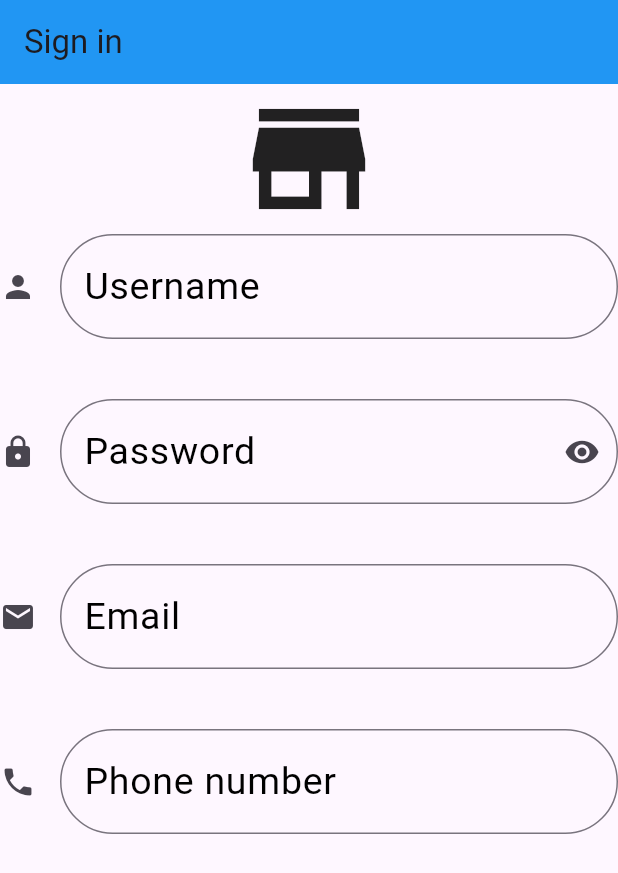
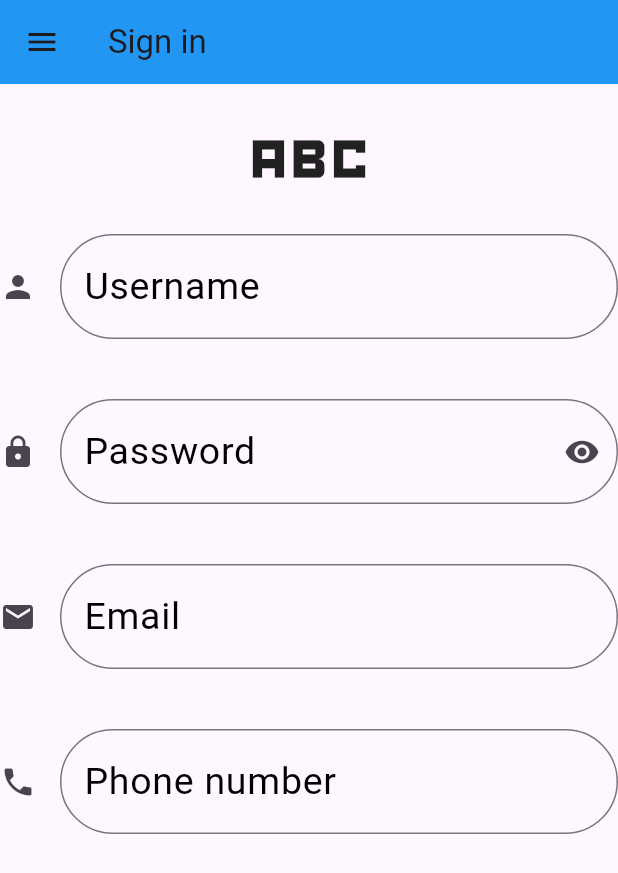
Before and after one commit to MohamedAlkindi/LectureProject, a Flutter app: the screen it shows after launch, on a phone screen of 412 x 824 dp. Shown: the top 873 px of the screen. Run offline on Flutter 3.47's test engine with Material 3 defaults, Android fonts, the phone set to English and light mode, and no system bars; our stand-ins replace image_picker.

Commit message:
New lecture code

```diff
--- a/lib/main.dart
+++ b/lib/main.dart
@@ -1,4 +1,9 @@
+// ignore_for_file: avoid_unnecessary_containers
+
+import 'dart:io';
+
 import 'package:flutter/material.dart';
+import 'package:image_picker/image_picker.dart';
 
 void main() {
   runApp(const StoreApp());
@@ -13,6 +18,17 @@ class StoreApp extends StatefulWidget {
 
 class _StoreAppState extends State<StoreApp> {
   bool _isObscure = true;
+  File? _image;
+
+  Future<void> _pickImage() async {
+    final pickedFile =
+        await ImagePicker().pickImage(source: ImageSource.gallery);
+    if (pickedFile != null) {
+      setState(() {
+        _image = File(pickedFile.path);
+      });
+    }
+  }
 
   @override
   Widget build(BuildContext context) {
@@ -22,11 +38,56 @@ class _StoreAppState extends State<StoreApp> {
           title: const Text("Sign in"),
           backgroundColor: Colors.blue,
         ),
+        drawer: Drawer(
+          child: ListView(
+            padding: EdgeInsets.zero,
+            children: [
+              DrawerHeader(
+                child: Column(
+                  children: [
+                    Row(
+                      children: [
+                        GestureDetector(
+                          onTap: _pickImage,
+                          child: CircleAvatar(
+                            radius: 30,
+                            backgroundImage: _image != null
+                                ? FileImage(_image!)
+                                : const NetworkImage(
+                                        'https://via.placeholder.com/150')
+                                    as ImageProvider,
+                          ),
+                        ),
+                        const SizedBox(
+                          width: 15,
+                        ),
+                        const Text('Mohamed Sami Bakir'),
+                      ],
+                    ),
+                    const Text('someemail@gmail.com'),
+                  ],
+                ),
+              ),
+              const ListTile(
+                leading: Icon(Icons.home_outlined),
+                title: Text('Home Page'),
+              ),
+              const ListTile(
+                leading: Icon(Icons.access_alarm),
+                title: Text('Set Alarm'),
+              ),
+              const ListTile(
+                leading: Icon(Icons.logout),
+                title: Text('Logout'),
+              ),
+            ],
+          ),
+        ),
         body: Container(
           child: Column(
             children: <Widget>[
               const Icon(
-                Icons.store,
+                Icons.abc_sharp,
                 size: 100,
               ),
               TextField(
@@ -52,7 +113,6 @@ class _StoreAppState extends State<StoreApp> {
                 keyboardType: TextInputType.text,
               ),
               const SizedBox(height: 40),
-              // TODO: HW Create a new project that has appbar login, Icon 2 textboxes.
               TextField(
                 decoration: InputDecoration(
                   hintText: "Enter password",
@@ -71,9 +131,11 @@ class _StoreAppState extends State<StoreApp> {
                   ),
                   suffixIcon: IconButton(
                     onPressed: () {
-                      setState(() {
-                        _isObscure = !_isObscure;
-                      });
+                      setState(
+                        () {
+                          _isObscure = !_isObscure;
+                        },
+                      );
                     },
                     icon: Icon(
                       (_isObscure) == true
--- a/pubspec.yaml
+++ b/pubspec.yaml
@@ -9,7 +9,7 @@ environment:
 dependencies:
   flutter:
     sdk: flutter
-
+  image_picker: ^0.8.4+5
 dev_dependencies:
   flutter_test:
     sdk: flutter
```
Also changed, not shown: pubspec.lock, 9 other files.
